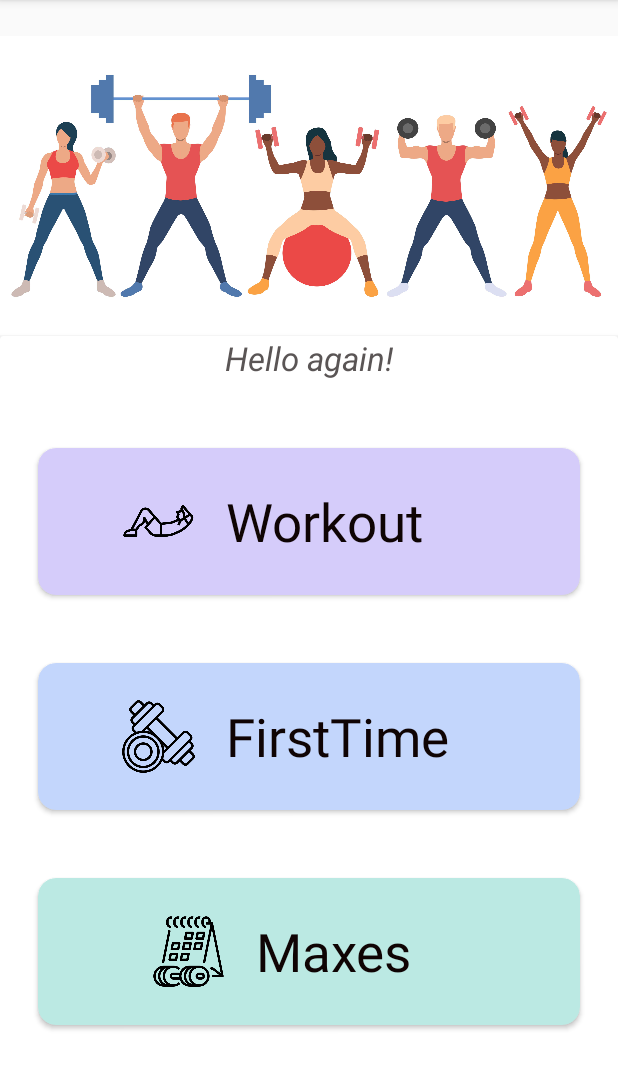
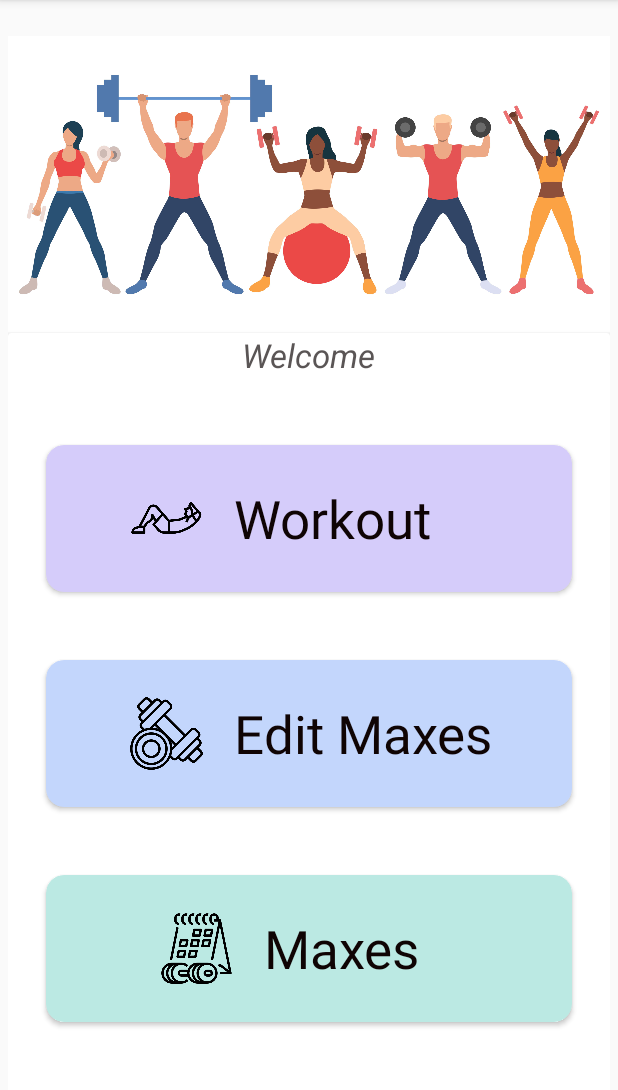
Before and after one commit to sisva18/AndroidBeta, an Android app: the screen it shows after launch (MainActivity), on a phone screen of 412 x 824 dp, the part 84-1174 px from its top. Run offline under Robolectric (Android 15) with nearby library versions, the phone set to English and light mode, and no system bars.

Commit message:
small changes

```diff
--- a/AndroidProject/app/src/main/res/layout/activity_main.xml
+++ b/AndroidProject/app/src/main/res/layout/activity_main.xml
@@ -17,8 +17,8 @@
         app:layout_constraintTop_toTopOf="parent">
 
         <ImageView
-            android:layout_width="match_parent"
-            android:layout_height="200dp"
+            android:layout_width="401dp"
+            android:layout_height="198dp"
             android:background="@drawable/wo2" />
 
         <androidx.cardview.widget.CardView
@@ -28,7 +28,7 @@
 
             <LinearLayout
                 android:layout_width="match_parent"
-                android:layout_height="match_parent"
+                android:layout_height="518dp"
                 android:orientation="vertical">
 
 
@@ -37,7 +37,7 @@
                     android:layout_width="wrap_content"
                     android:layout_height="wrap_content"
                     android:layout_gravity="center_horizontal"
-                    android:text="Hello again!"
+                    android:text="Welcome"
                     android:textColor="#5A5555"
                     android:textSize="22sp"
                     android:textStyle="italic" />
@@ -107,7 +107,7 @@
                             android:layout_height="wrap_content"
                             android:layout_gravity="center"
                             android:layout_margin="20dp"
-                            android:text="FirstTime"
+                            android:text="Edit Maxes"
                             android:textColor="#0F0404"
                             android:textSize="35dp" />
 
@@ -148,7 +148,6 @@
 
                     </LinearLayout>
                 </androidx.cardview.widget.CardView>
-
             </LinearLayout>
         </androidx.cardview.widget.CardView>
     </LinearLayout>
--- a/AndroidProject/app/src/main/res/layout/activity_workouts.xml
+++ b/AndroidProject/app/src/main/res/layout/activity_workouts.xml
@@ -7,14 +7,15 @@
     android:layout_height="match_parent">
 
     <LinearLayout
-        android:layout_width="wrap_content"
-        android:layout_height="wrap_content"
+        android:layout_width="411dp"
+        android:layout_height="731dp"
         android:layout_gravity="center"
         android:orientation="vertical"
         app:layout_constraintBottom_toBottomOf="parent"
         app:layout_constraintEnd_toEndOf="parent"
         app:layout_constraintStart_toStartOf="parent"
         app:layout_constraintTop_toTopOf="parent"
+        app:layout_constraintVertical_bias="0.0"
         tools:context=".WorkoutsActivity">
 
         <TextView
```
Also changed, not shown: AndroidProject/app/src/main/res/layout/list_layout.xml (+8 -4 lines), AndroidProject/app/src/main/res/layout/list_layout_bench.xml (+8 -4 lines), AndroidProject/app/src/main/res/layout/list_layout_deadlift.xml (+8 -1 lines), AndroidProject/app/src/main/res/layout/list_layout_ohp.xml (+7 -3 lines).
